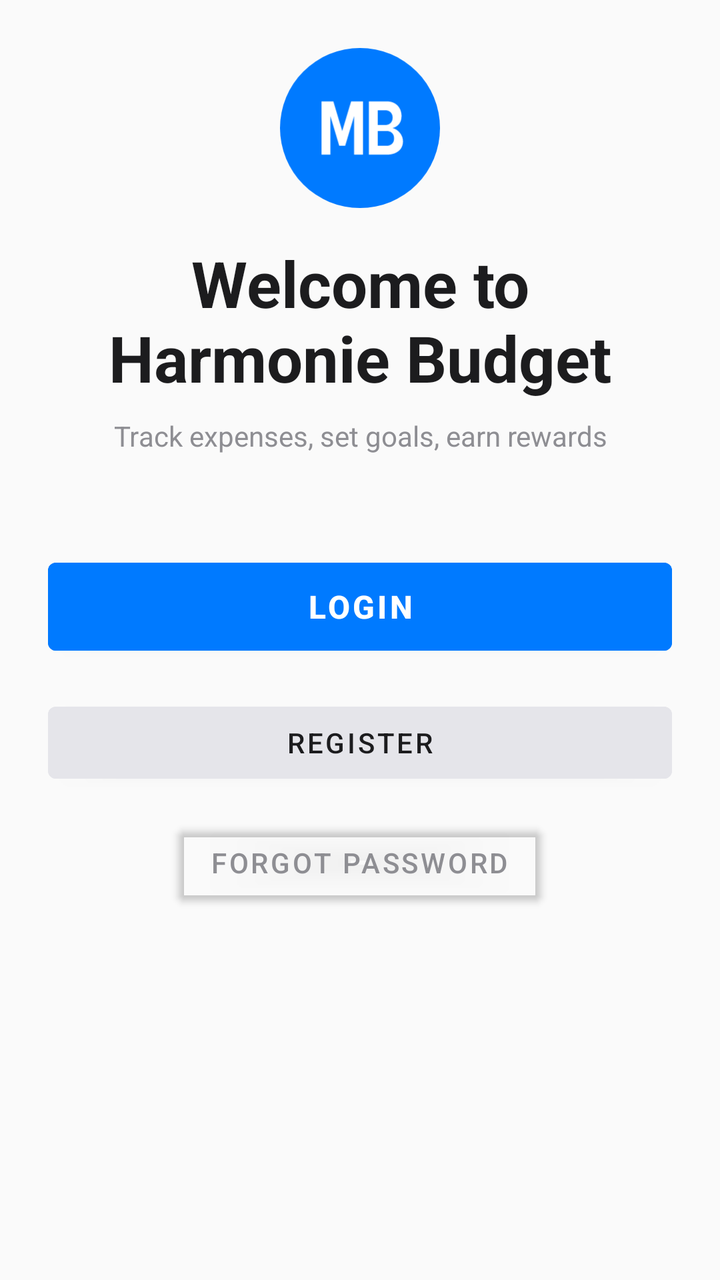
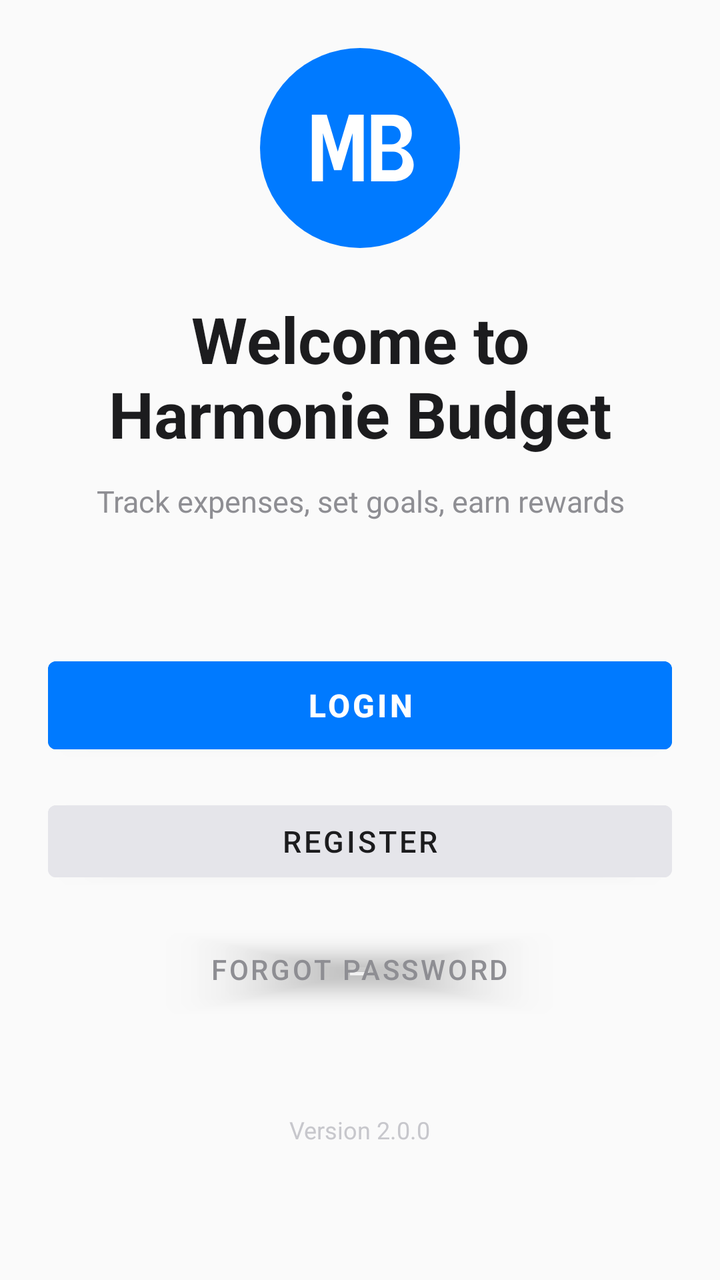

Two renders of the same Android screen: before a commit and after it. Below are the layout's source before the change and the commit's diff.
<!-- AndroidManifest.xml: application theme Theme.HarmonieBudget -->
<!-- res/layout/activity_main.xml -->
<?xml version="1.0" encoding="utf-8"?>
<androidx.core.widget.NestedScrollView
    xmlns:android="http://schemas.android.com/apk/res/android"
    xmlns:app="http://schemas.android.com/apk/res-auto"
    android:layout_width="match_parent"
    android:layout_height="match_parent"
    android:fillViewport="true"
    android:background="#FAFAFA"
    android:scrollbars="vertical">

    <LinearLayout
        android:layout_width="match_parent"
        android:layout_height="wrap_content"
        android:orientation="vertical"
        android:gravity="center_horizontal"
        android:padding="24dp"
        android:paddingTop="80dp"
        android:paddingBottom="32dp">

        
        <ImageView
            android:id="@+id/iv_app_icon"
            android:layout_width="80dp"
            android:layout_height="80dp"
            android:src="@drawable/ic_launcher_foreground"
            android:contentDescription="@string/app_name"
            android:layout_marginBottom="16dp" />

        
        <TextView
            android:id="@+id/tv_welcome"
            android:layout_width="wrap_content"
            android:layout_height="wrap_content"
            android:text="@string/welcome_message"
            android:textColor="#1C1C1E"
            android:textSize="32sp"
            android:textStyle="bold"
            android:gravity="center"
            android:layout_marginBottom="8dp" />

        
        <TextView
            android:id="@+id/tv_subtitle"
            android:layout_width="wrap_content"
            android:layout_height="wrap_content"
            android:text="@string/landing_subtitle"
            android:textColor="#8E8E93"
            android:textSize="14sp"
            android:gravity="center"
            android:layout_marginBottom="48dp" />

        
        <Button
            android:id="@+id/btn_login"
            android:layout_width="match_parent"
            android:layout_height="wrap_content"
            android:backgroundTint="#007AFF"
            android:minHeight="56dp"
            android:text="@string/login_button"
            android:textColor="#FFFFFF"
            android:textSize="16sp"
            android:textStyle="bold"
            android:layout_marginBottom="16dp" />

        
        <Button
            android:id="@+id/btn_register"
            android:layout_width="match_parent"
            android:layout_height="wrap_content"
            android:backgroundTint="#E5E5EA"
            android:minHeight="48dp"
            android:text="@string/register_button"
            android:textColor="#1C1C1E"
            android:textSize="14sp"
            android:layout_marginBottom="12dp" />

        
        <Button
            android:id="@+id/btn_forgot_password"
            android:layout_width="wrap_content"
            android:layout_height="wrap_content"
            android:backgroundTint="@android:color/transparent"
            android:minHeight="48dp"
            android:text="@string/forgot_password_button"
            android:textColor="#8E8E93"
            android:textSize="14sp"
            android:paddingStart="16dp"
            android:paddingEnd="16dp" />

    </LinearLayout>
</androidx.core.widget.NestedScrollView>
<!-- resources referenced by this layout -->
<resources>
  <!-- drawable ic_launcher_foreground (drawable) -->
  <?xml version="1.0" encoding="utf-8"?>
  <vector xmlns:android="http://schemas.android.com/apk/res/android"
      android:width="108dp"
      android:height="108dp"
      android:viewportWidth="108"
      android:viewportHeight="108">
  
      
      <path
          android:fillColor="#007AFF"
          android:pathData="M54,54m-54,0a54,54 0,1 1,108 0a54,54 0,1 1,-108 0" />
  
      
      <path
          android:fillColor="#FFFFFF"
          android:pathData="M28,72 L28,36 L36,36 L42,56 L48,36 L56,36 L56,72 L50,72 L50,46 L44,66 L40,66 L34,46 L34,72 Z" />
  
      
      <path
          android:fillColor="#FFFFFF"
          android:pathData="M60,72 L60,36 L72,36 C78,36 82,40 82,46 C82,50 80,53 76,54 C80,55 83,59 83,63 C83,69 78,72 72,72 Z M66,52 L71,52 C74,52 76,50 76,47 C76,44 74,42 71,42 L66,42 Z M66,66 L72,66 C75,66 77,64 77,61 C77,58 75,56 72,56 L66,56 Z" />
  
  </vector>
  <string name="app_name">Harmonie Budget</string>
  <string name="forgot_password_button">Forgot Password</string>
  <string name="landing_subtitle">Track expenses, set goals, earn rewards</string>
  <string name="login_button">Login</string>
  <string name="register_button">Register</string>
  <string name="welcome_message">Welcome to Harmonie Budget</string>
  <style name="Theme.HarmonieBudget" parent="Theme.MaterialComponents.DayNight.NoActionBar">
  
          
          <item name="colorPrimary">@color/purple_500</item>
  
          
          <item name="colorPrimaryVariant">@color/purple_700</item>
  
          
          <item name="colorSecondary">@color/teal_200</item>
  
          
          <item name="android:windowBackground">@color/white</item>
  
          
          <item name="android:textColor">@android:color/black</item>
  
      </style>
  <color name="purple_500">#FF6200EE</color>
  <color name="purple_700">#FF3700B3</color>
  <color name="teal_200">#FF03DAC5</color>
  <color name="white">#FFFFFFFF</color>
</resources>

<!-- the commit's change to res/layout/activity_main.xml (unified diff, before → after) -->
@@ -1,7 +1,6 @@
 <?xml version="1.0" encoding="utf-8"?>
 <androidx.core.widget.NestedScrollView
     xmlns:android="http://schemas.android.com/apk/res/android"
-    xmlns:app="http://schemas.android.com/apk/res-auto"
     android:layout_width="match_parent"
     android:layout_height="match_parent"
     android:fillViewport="true"
@@ -15,16 +14,16 @@
         android:gravity="center_horizontal"
         android:padding="24dp"
         android:paddingTop="80dp"
-        android:paddingBottom="32dp">
+        android:paddingBottom="48dp">
 
         
         <ImageView
             android:id="@+id/iv_app_icon"
-            android:layout_width="80dp"
-            android:layout_height="80dp"
+            android:layout_width="100dp"
+            android:layout_height="100dp"
             android:src="@drawable/ic_launcher_foreground"
             android:contentDescription="@string/app_name"
-            android:layout_marginBottom="16dp" />
+            android:layout_marginBottom="24dp" />
 
         
         <TextView
@@ -36,7 +35,7 @@
             android:textSize="32sp"
             android:textStyle="bold"
             android:gravity="center"
-            android:layout_marginBottom="8dp" />
+            android:layout_marginBottom="12dp" />
 
         
         <TextView
@@ -45,9 +44,9 @@
             android:layout_height="wrap_content"
             android:text="@string/landing_subtitle"
             android:textColor="#8E8E93"
-            android:textSize="14sp"
+            android:textSize="15sp"
             android:gravity="center"
-            android:layout_marginBottom="48dp" />
+            android:layout_marginBottom="64dp" />
 
         
         <Button
@@ -60,7 +59,8 @@
             android:textColor="#FFFFFF"
             android:textSize="16sp"
             android:textStyle="bold"
-            android:layout_marginBottom="16dp" />
+            android:layout_marginBottom="16dp"
+            android:elevation="0dp" />
 
         
         <Button
@@ -71,8 +71,9 @@
             android:minHeight="48dp"
             android:text="@string/register_button"
             android:textColor="#1C1C1E"
-            android:textSize="14sp"
-            android:layout_marginBottom="12dp" />
+            android:textSize="15sp"
+            android:layout_marginBottom="16dp"
+            android:elevation="0dp" />
 
         
         <Button
@@ -84,8 +85,19 @@
             android:text="@string/forgot_password_button"
             android:textColor="#8E8E93"
             android:textSize="14sp"
-            android:paddingStart="16dp"
-            android:paddingEnd="16dp" />
+            android:paddingStart="24dp"
+            android:paddingEnd="24dp"
+            android:elevation="0dp" />
+
+        
+        <TextView
+            android:id="@+id/tv_version_indicator"
+            android:layout_width="wrap_content"
+            android:layout_height="wrap_content"
+            android:text="@string/version_indicator"
+            android:textColor="#C7C7CC"
+            android:textSize="12sp"
+            android:layout_marginTop="48dp" />
 
     </LinearLayout>
 </androidx.core.widget.NestedScrollView>
<!-- resource entries referenced after the edit -->
@@ -29,6 +29,7 @@
   <string name="landing_subtitle">Track expenses, set goals, earn rewards</string>
   <string name="login_button">Login</string>
   <string name="register_button">Register</string>
+  <string name="version_indicator">Version 2.0.0</string>
   <string name="welcome_message">Welcome to Harmonie Budget</string>
   <style name="Theme.HarmonieBudget" parent="Theme.MaterialComponents.DayNight.NoActionBar">
   
